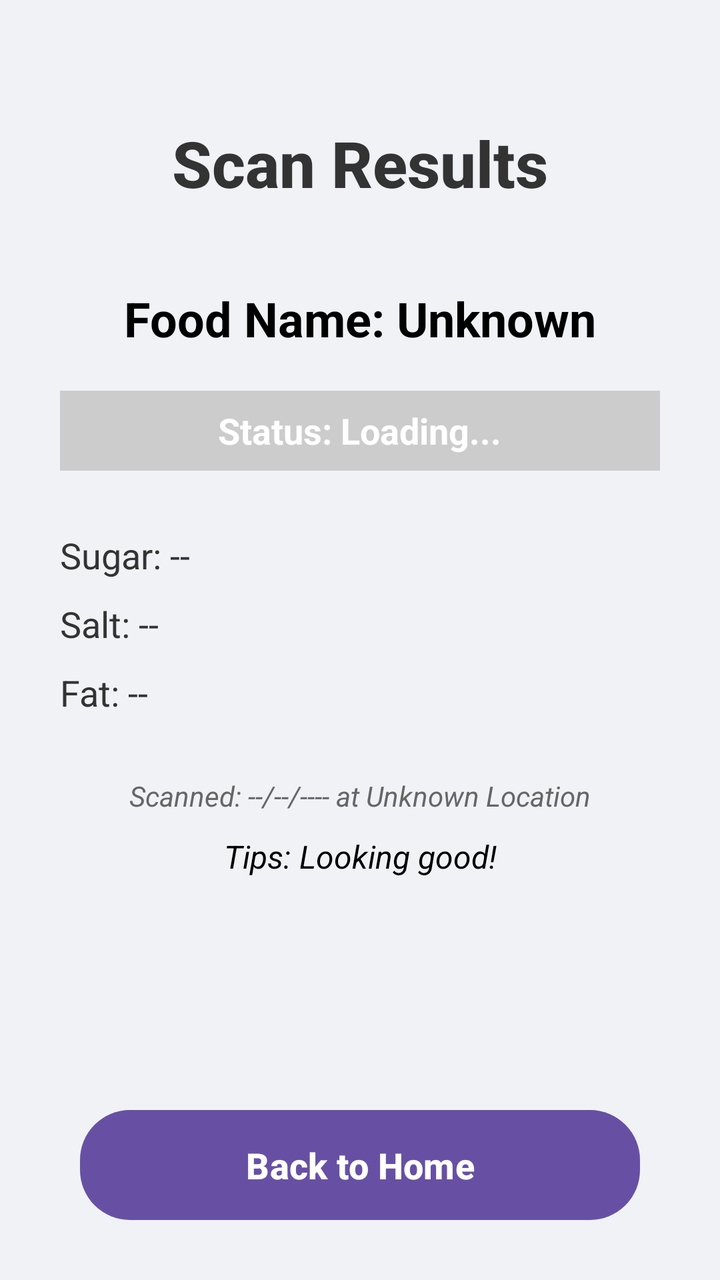
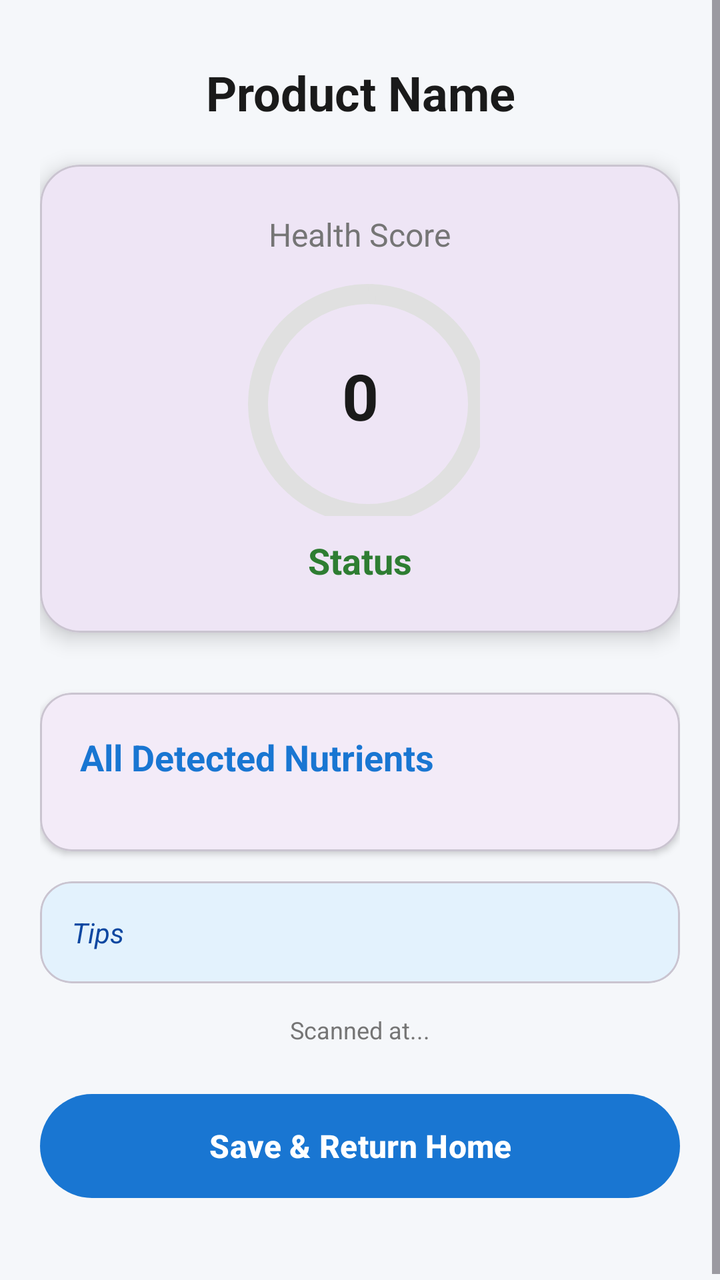

The first picture is an Android layout as it rendered before a commit; the second is the same layout after the commit. The layout source and the unified diff follow.
<!-- AndroidManifest.xml: application theme Theme.NutriScan -->
<!-- res/layout/activity_result.xml -->
<?xml version="1.0" encoding="utf-8"?>
<RelativeLayout xmlns:android="http://schemas.android.com/apk/res/android"
    xmlns:app="http://schemas.android.com/apk/res-auto"
    xmlns:tools="http://schemas.android.com/tools"
    android:layout_width="match_parent"
    android:layout_height="match_parent"
    android:background="#F0F2F5"
    tools:context=".ResultActivity">

    <TextView
        android:id="@+id/textViewResultTitle"
        android:layout_width="wrap_content"
        android:layout_height="wrap_content"
        android:layout_centerHorizontal="true"
        android:layout_marginTop="60dp"
        android:text="Scan Results"
        android:textColor="#333333"
        android:textSize="32sp"
        android:textStyle="bold"
        android:fontFamily="sans-serif-medium"
        />

    <TextView
        android:id="@+id/textViewFoodName"
        android:layout_width="match_parent"
        android:layout_height="wrap_content"
        android:layout_below="@+id/textViewResultTitle"
        android:layout_marginStart="30dp"
        android:layout_marginEnd="30dp"
        android:layout_marginTop="40dp"
        android:text="Food Name: Unknown"
        android:textColor="#000000"
        android:textSize="24sp"
        android:textStyle="bold"
        android:gravity="center_horizontal"
        />

    <View
        android:id="@+id/healthStatusIndicator"
        android:layout_width="match_parent"
        android:layout_height="40dp"
        android:layout_below="@+id/textViewFoodName"
        android:layout_marginStart="30dp"
        android:layout_marginEnd="30dp"
        android:layout_marginTop="20dp"
        android:background="#CCCCCC"
        />

    <TextView
        android:id="@+id/textViewHealthStatus"
        android:layout_width="wrap_content"
        android:layout_height="wrap_content"
        android:layout_alignTop="@+id/healthStatusIndicator"
        android:layout_alignBottom="@+id/healthStatusIndicator"
        android:layout_centerHorizontal="true"
        android:gravity="center_vertical"
        android:text="Status: Loading..."
        android:textColor="#FFFFFF"
        android:textSize="18sp"
        android:textStyle="bold"
        />

    <TextView
        android:id="@+id/textViewSugar"
        android:layout_width="match_parent"
        android:layout_height="wrap_content"
        android:layout_below="@+id/healthStatusIndicator"
        android:layout_marginStart="30dp"
        android:layout_marginEnd="30dp"
        android:layout_marginTop="30dp"
        android:text="Sugar: --"
        android:textColor="#333333"
        android:textSize="18sp"
        />

    <TextView
        android:id="@+id/textViewSalt"
        android:layout_width="match_parent"
        android:layout_height="wrap_content"
        android:layout_below="@+id/textViewSugar"
        android:layout_marginStart="30dp"
        android:layout_marginEnd="30dp"
        android:layout_marginTop="10dp"
        android:text="Salt: --"
        android:textColor="#333333"
        android:textSize="18sp"
        />

    <TextView
        android:id="@+id/textViewFat"
        android:layout_width="match_parent"
        android:layout_height="wrap_content"
        android:layout_below="@+id/textViewSalt"
        android:layout_marginStart="30dp"
        android:layout_marginEnd="30dp"
        android:layout_marginTop="10dp"
        android:text="Fat: --"
        android:textColor="#333333"
        android:textSize="18sp"
        />

    <TextView
        android:id="@+id/textViewLocationDate"
        android:layout_width="match_parent"
        android:layout_height="wrap_content"
        android:layout_below="@+id/textViewFat"
        android:layout_marginStart="30dp"
        android:layout_marginEnd="30dp"
        android:layout_marginTop="30dp"
        android:text="Scanned: --/--/---- at Unknown Location"
        android:textColor="#666666"
        android:textSize="14sp"
        android:gravity="center_horizontal"
        android:textStyle="italic"
        />

    <TextView
        android:id="@+id/textViewTips"
        android:layout_width="match_parent"
        android:layout_height="wrap_content"
        android:layout_below="@+id/textViewLocationDate"
        android:layout_marginStart="30dp"
        android:layout_marginEnd="30dp"
        android:layout_marginTop="10dp"
        android:text="Tips: Looking good!"
        android:textColor="#000000"
        android:textSize="16sp"
        android:textStyle="italic"
        android:gravity="center_horizontal"
        />

    <Button
        android:id="@+id/buttonBack"
        android:layout_width="match_parent"
        android:layout_height="55dp"
        android:layout_alignParentBottom="true"
        android:layout_marginStart="40dp"
        android:layout_marginEnd="40dp"
        android:layout_marginBottom="30dp"
        android:background="@drawable/rounded_button_background"
        android:text="Back to Home"
        android:textColor="#FFFFFF"
        android:textSize="18sp"
        android:textStyle="bold"
        android:foreground="?attr/selectableItemBackground"
        />

</RelativeLayout>
<!-- resources referenced by this layout -->
<resources>
  <!-- drawable rounded_button_background (drawable) -->
  <?xml version="1.0" encoding="utf-8"?>
  <shape xmlns:android="http://schemas.android.com/apk/res/android"
      android:shape="rectangle">
      <gradient
          android:startColor="#007BFF"
          android:endColor="#0056b3"
          android:angle="90" />
      <corners android:radius="25dp" />
  </shape>
  <style name="Theme.NutriScan" parent="Base.Theme.NutriScan" />
  <style name="Base.Theme.NutriScan" parent="Theme.Material3.DayNight.NoActionBar">
          
          
      </style>
</resources>

<!-- the commit's change to res/layout/activity_result.xml (unified diff, before → after) -->
@@ -1,148 +1,198 @@
 <?xml version="1.0" encoding="utf-8"?>
-<RelativeLayout xmlns:android="http://schemas.android.com/apk/res/android"
+<ScrollView xmlns:android="http://schemas.android.com/apk/res/android"
     xmlns:app="http://schemas.android.com/apk/res-auto"
-    xmlns:tools="http://schemas.android.com/tools"
     android:layout_width="match_parent"
     android:layout_height="match_parent"
-    android:background="#F0F2F5"
-    tools:context=".ResultActivity">
+    android:background="#F5F7FA"
+    android:fillViewport="true">
 
-    <TextView
-        android:id="@+id/textViewResultTitle"
-        android:layout_width="wrap_content"
-        android:layout_height="wrap_content"
-        android:layout_centerHorizontal="true"
-        android:layout_marginTop="60dp"
-        android:text="Scan Results"
-        android:textColor="#333333"
-        android:textSize="32sp"
-        android:textStyle="bold"
-        android:fontFamily="sans-serif-medium"
-        />
-
-    <TextView
-        android:id="@+id/textViewFoodName"
+    <LinearLayout
         android:layout_width="match_parent"
         android:layout_height="wrap_content"
-        android:layout_below="@+id/textViewResultTitle"
-        android:layout_marginStart="30dp"
-        android:layout_marginEnd="30dp"
-        android:layout_marginTop="40dp"
-        android:text="Food Name: Unknown"
-        android:textColor="#000000"
-        android:textSize="24sp"
-        android:textStyle="bold"
-        android:gravity="center_horizontal"
-        />
+        android:orientation="vertical"
+        android:padding="20dp">
 
-    <View
-        android:id="@+id/healthStatusIndicator"
-        android:layout_width="match_parent"
-        android:layout_height="40dp"
-        android:layout_below="@+id/textViewFoodName"
-        android:layout_marginStart="30dp"
-        android:layout_marginEnd="30dp"
-        android:layout_marginTop="20dp"
-        android:background="#CCCCCC"
-        />
+        <TextView
+            android:id="@+id/textViewFoodName"
+            android:layout_width="match_parent"
+            android:layout_height="wrap_content"
+            android:layout_marginTop="10dp"
+            android:text="Product Name"
+            android:textColor="@color/text_dark"
+            android:textSize="24sp"
+            android:textStyle="bold"
+            android:gravity="center" />
 
-    <TextView
-        android:id="@+id/textViewHealthStatus"
-        android:layout_width="wrap_content"
-        android:layout_height="wrap_content"
-        android:layout_alignTop="@+id/healthStatusIndicator"
-        android:layout_alignBottom="@+id/healthStatusIndicator"
-        android:layout_centerHorizontal="true"
-        android:gravity="center_vertical"
-        android:text="Status: Loading..."
-        android:textColor="#FFFFFF"
-        android:textSize="18sp"
-        android:textStyle="bold"
-        />
+        <com.google.android.material.card.MaterialCardView
+            android:layout_width="match_parent"
+            android:layout_height="wrap_content"
+            android:layout_marginTop="20dp"
+            app:cardCornerRadius="20dp"
+            app:cardElevation="6dp">
 
-    <TextView
-        android:id="@+id/textViewSugar"
-        android:layout_width="match_parent"
-        android:layout_height="wrap_content"
-        android:layout_below="@+id/healthStatusIndicator"
-        android:layout_marginStart="30dp"
-        android:layout_marginEnd="30dp"
-        android:layout_marginTop="30dp"
-        android:text="Sugar: --"
-        android:textColor="#333333"
-        android:textSize="18sp"
-        />
+            <LinearLayout
+                android:layout_width="match_parent"
+                android:layout_height="wrap_content"
+                android:orientation="vertical"
+                android:padding="24dp"
+                android:gravity="center">
 
-    <TextView
-        android:id="@+id/textViewSalt"
-        android:layout_width="match_parent"
-        android:layout_height="wrap_content"
-        android:layout_below="@+id/textViewSugar"
-        android:layout_marginStart="30dp"
-        android:layout_marginEnd="30dp"
-        android:layout_marginTop="10dp"
-        android:text="Salt: --"
-        android:textColor="#333333"
-        android:textSize="18sp"
-        />
+                <TextView
+                    android:layout_width="wrap_content"
+                    android:layout_height="wrap_content"
+                    android:text="Health Score"
+                    android:textColor="@color/text_light"
+                    android:textSize="16sp" />
 
-    <TextView
-        android:id="@+id/textViewFat"
-        android:layout_width="match_parent"
-        android:layout_height="wrap_content"
-        android:layout_below="@+id/textViewSalt"
-        android:layout_marginStart="30dp"
-        android:layout_marginEnd="30dp"
-        android:layout_marginTop="10dp"
-        android:text="Fat: --"
-        android:textColor="#333333"
-        android:textSize="18sp"
-        />
+                <FrameLayout
+                    android:layout_width="120dp"
+                    android:layout_height="120dp"
+                    android:layout_marginTop="10dp">
 
-    <TextView
-        android:id="@+id/textViewLocationDate"
-        android:layout_width="match_parent"
-        android:layout_height="wrap_content"
-        android:layout_below="@+id/textViewFat"
-        android:layout_marginStart="30dp"
-        android:layout_marginEnd="30dp"
-        android:layout_marginTop="30dp"
-        android:text="Scanned: --/--/---- at Unknown Location"
-        android:textColor="#666666"
-        android:textSize="14sp"
-        android:gravity="center_horizontal"
-        android:textStyle="italic"
-        />
+                    <com.google.android.material.progressindicator.CircularProgressIndicator
+                        android:id="@+id/healthProgress"
+                        android:layout_width="match_parent"
+                        android:layout_height="match_parent"
+                        android:indeterminate="false"
+                        android:max="100"
+                        app:indicatorColor="@color/primary_green"
+                        app:indicatorSize="120dp"
+                        app:trackColor="#E0E0E0"
+                        app:trackThickness="10dp" />
 
-    <TextView
-        android:id="@+id/textViewTips"
-        android:layout_width="match_parent"
-        android:layout_height="wrap_content"
-        android:layout_below="@+id/textViewLocationDate"
-        android:layout_marginStart="30dp"
-        android:layout_marginEnd="30dp"
-        android:layout_marginTop="10dp"
-        android:text="Tips: Looking good!"
-        android:textColor="#000000"
-        android:textSize="16sp"
-        android:textStyle="italic"
-        android:gravity="center_horizontal"
-        />
+                    <TextView
+                        android:id="@+id/textViewScore"
+                        android:layout_width="match_parent"
+                        android:layout_height="match_parent"
+                        android:gravity="center"
+                        android:text="0"
+                        android:textColor="@color/text_dark"
+                        android:textSize="32sp"
+                        android:textStyle="bold" />
+                </FrameLayout>
 
-    <Button
-        android:id="@+id/buttonBack"
-        android:layout_width="match_parent"
-        android:layout_height="55dp"
-        android:layout_alignParentBottom="true"
-        android:layout_marginStart="40dp"
-        android:layout_marginEnd="40dp"
-        android:layout_marginBottom="30dp"
-        android:background="@drawable/rounded_button_background"
-        android:text="Back to Home"
-        android:textColor="#FFFFFF"
-        android:textSize="18sp"
-        android:textStyle="bold"
-        android:foreground="?attr/selectableItemBackground"
-        />
+                <TextView
+                    android:id="@+id/textViewHealthStatus"
+                    android:layout_width="wrap_content"
+                    android:layout_height="wrap_content"
+                    android:layout_marginTop="10dp"
+                    android:text="Status"
+                    android:textColor="@color/primary_green"
+                    android:textSize="18sp"
+                    android:textStyle="bold" />
+            </LinearLayout>
+        </com.google.android.material.card.MaterialCardView>
 
-</RelativeLayout>
+        <com.google.android.material.chip.ChipGroup
+            android:id="@+id/chipGroupTags"
+            android:layout_width="match_parent"
+            android:layout_height="wrap_content"
+            android:layout_marginTop="15dp"
+            app:chipSpacingHorizontal="8dp" />
+
+        <com.google.android.material.card.MaterialCardView
+            android:layout_width="match_parent"
+            android:layout_height="wrap_content"
+            android:layout_marginTop="15dp"
+            app:cardCornerRadius="16dp"
+            app:cardElevation="2dp">
+
+            <LinearLayout
+                android:layout_width="match_parent"
+                android:layout_height="wrap_content"
+                android:orientation="vertical"
+                android:padding="20dp">
+
+                <TextView
+                    android:layout_width="wrap_content"
+                    android:layout_height="wrap_content"
+                    android:text="All Detected Nutrients"
+                    android:textColor="@color/primary_blue"
+                    android:textSize="18sp"
+                    android:textStyle="bold"
+                    android:layout_marginBottom="15dp" />
+
+                <LinearLayout
+                    android:id="@+id/nutritionContainer"
+                    android:layout_width="match_parent"
+                    android:layout_height="wrap_content"
+                    android:orientation="vertical" />
+            </LinearLayout>
+        </com.google.android.material.card.MaterialCardView>
+
+        <com.google.android.material.card.MaterialCardView
+            android:id="@+id/cardIngredients"
+            android:layout_width="match_parent"
+            android:layout_height="wrap_content"
+            android:layout_marginTop="15dp"
+            app:cardCornerRadius="16dp"
+            app:cardElevation="2dp"
+            android:visibility="gone">
+
+            <LinearLayout
+                android:layout_width="match_parent"
+                android:layout_height="wrap_content"
+                android:orientation="vertical"
+                android:padding="20dp">
+
+                <TextView
+                    android:layout_width="wrap_content"
+                    android:layout_height="wrap_content"
+                    android:text="Ingredients"
+                    android:textColor="@color/primary_blue"
+                    android:textSize="18sp"
+                    android:textStyle="bold"
+                    android:layout_marginBottom="10dp" />
+
+                <TextView
+                    android:id="@+id/textViewIngredients"
+                    android:layout_width="match_parent"
+                    android:layout_height="wrap_content"
+                    android:textColor="#555555"
+                    android:textSize="14sp"
+                    android:lineSpacingExtra="4dp" />
+            </LinearLayout>
+        </com.google.android.material.card.MaterialCardView>
+
+        <com.google.android.material.card.MaterialCardView
+            android:layout_width="match_parent"
+            android:layout_height="wrap_content"
+            android:layout_marginTop="15dp"
+            app:cardBackgroundColor="#E3F2FD"
+            app:cardCornerRadius="16dp"
+            app:cardElevation="0dp">
+            <TextView
+                android:id="@+id/textViewTips"
+                android:layout_width="match_parent"
+                android:layout_height="wrap_content"
+                android:padding="16dp"
+                android:text="Tips"
+                android:textColor="#0D47A1"
+                android:textSize="14sp"
+                android:textStyle="italic" />
+        </com.google.android.material.card.MaterialCardView>
+
+        <TextView
+            android:id="@+id/textViewLocationDate"
+            android:layout_width="match_parent"
+            android:layout_height="wrap_content"
+            android:layout_marginTop="15dp"
+            android:text="Scanned at..."
+            android:textColor="@color/text_light"
+            android:textSize="12sp"
+            android:gravity="center" />
+
+        <com.google.android.material.button.MaterialButton
+            android:id="@+id/buttonBack"
+            android:layout_width="match_parent"
+            android:layout_height="60dp"
+            android:layout_marginTop="20dp"
+            android:layout_marginBottom="20dp"
+            android:text="Save &amp; Return Home"
+            android:textSize="16sp"
+            android:textStyle="bold"
+            app:backgroundTint="@color/primary_blue"
+            app:cornerRadius="30dp" />
+
+    </LinearLayout>
+</ScrollView>
<!-- resource entries referenced after the edit -->
@@ -1,15 +1,9 @@
 <!-- resources referenced by this layout -->
 <resources>
-  <!-- drawable rounded_button_background (drawable) -->
-  <?xml version="1.0" encoding="utf-8"?>
-  <shape xmlns:android="http://schemas.android.com/apk/res/android"
-      android:shape="rectangle">
-      <gradient
-          android:startColor="#007BFF"
-          android:endColor="#0056b3"
-          android:angle="90" />
-      <corners android:radius="25dp" />
-  </shape>
+  <color name="primary_blue">#1976D2</color>
+  <color name="primary_green">#2E7D32</color>
+  <color name="text_dark">#1A1A1A</color>
+  <color name="text_light">#757575</color>
   <style name="Theme.NutriScan" parent="Base.Theme.NutriScan" />
   <style name="Base.Theme.NutriScan" parent="Theme.Material3.DayNight.NoActionBar">
           
